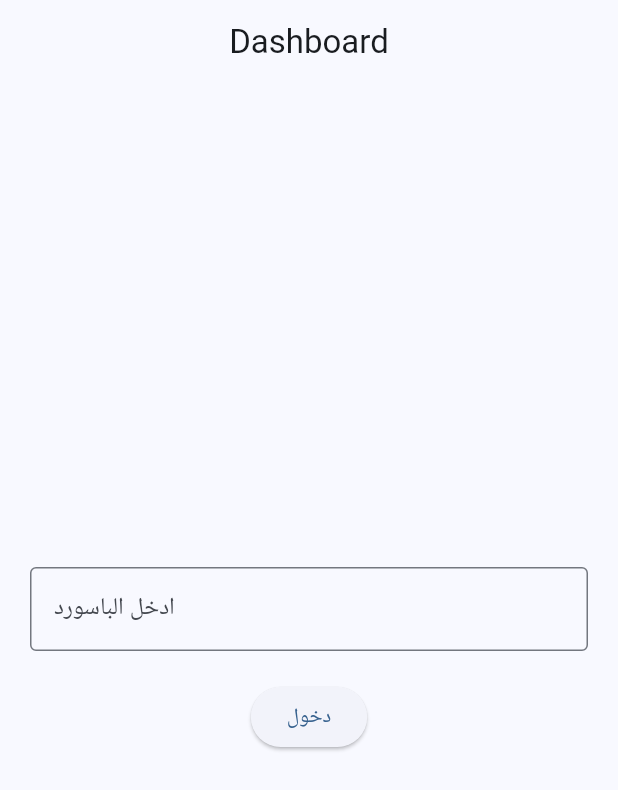
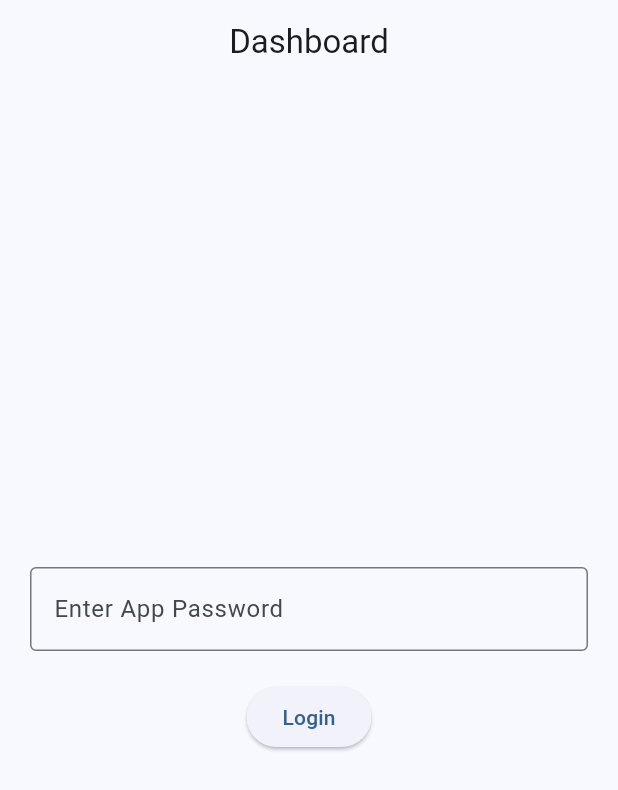
Before and after one commit to iMOD07/Flutter_Alpaca, a Flutter app: the screen it shows after launch, on a phone screen of 412 x 824 dp. Shown: the top 790 px of the screen. Run offline on Flutter 3.47's test engine with Material 3 defaults, Android fonts, the phone set to English and light mode, and no system bars; our stand-ins replace dio, flutter_dotenv.

Commit message:
add password in .env and fix some error

```diff
--- a/lib/main.dart
+++ b/lib/main.dart
@@ -5,14 +5,14 @@ import 'package:flutter_dotenv/flutter_dotenv.dart';
 Future<void> main() async {
   WidgetsFlutterBinding.ensureInitialized();
 
-  // Try loading .env (locally during development)
+  // Load .env (locally during development)
   try {
     await dotenv.load(fileName: ".env");
   } catch (_) {
-    // If there is no .env file or the upload fails, we ignore it — we have a fallback for dart-define
+    // ignore if .env not found
   }
 
-  // First take from dotenv (runtime), if it doesn't exist take from compile-time (fromEnvironment).
+  // Load API keys
   const String defaultKeyId = String.fromEnvironment(
     'ALPACA_KEY_ID',
     defaultValue: 'REPLACE_ME',
@@ -30,8 +30,16 @@ Future<void> main() async {
   final String kAlpacaSecret = dotenv.env['ALPACA_SECRET'] ?? defaultSecret;
   final String kAlpacaBaseUrl = dotenv.env['ALPACA_BASE_URL'] ?? defaultBaseUrl;
 
+  // Load App Password
+  final String appPassword = dotenv.env['APP_PASSWORD'] ?? "1234";
+
   runApp(
-    MyApp(keyId: kAlpacaKeyId, secret: kAlpacaSecret, baseUrl: kAlpacaBaseUrl),
+    MyApp(
+      keyId: kAlpacaKeyId,
+      secret: kAlpacaSecret,
+      baseUrl: kAlpacaBaseUrl,
+      appPassword: appPassword,
+    ),
   );
 }
 
@@ -39,12 +47,14 @@ class MyApp extends StatelessWidget {
   final String keyId;
   final String secret;
   final String baseUrl;
+  final String appPassword;
 
   const MyApp({
     super.key,
     required this.keyId,
     required this.secret,
     required this.baseUrl,
+    required this.appPassword,
   });
 
   @override
@@ -53,7 +63,12 @@ class MyApp extends StatelessWidget {
       title: 'Alpaca Account',
       debugShowCheckedModeBanner: false,
       theme: ThemeData(useMaterial3: true, colorSchemeSeed: Colors.blue),
-      home: LoginScreen(keyId: keyId, secret: secret, baseUrl: baseUrl),
+      home: LoginScreen(
+        keyId: keyId,
+        secret: secret,
+        baseUrl: baseUrl,
+        appPassword: appPassword,
+      ),
     );
   }
 }
--- a/lib/ui/login_screen.dart
+++ b/lib/ui/login_screen.dart
@@ -5,12 +5,14 @@ class LoginScreen extends StatefulWidget {
   final String keyId;
   final String secret;
   final String baseUrl;
+  final String appPassword;
 
   const LoginScreen({
     super.key,
     required this.keyId,
     required this.secret,
     required this.baseUrl,
+    required this.appPassword,
   });
 
   @override
@@ -22,9 +24,7 @@ class _LoginScreenState extends State<LoginScreen> {
   String? _errorMessage;
 
   void _login() {
-    const correctPassword = "1234"; // غيرها باللي تبغاه
-
-    if (_passwordController.text == correctPassword) {
+    if (_passwordController.text == widget.appPassword) {
       Navigator.pushReplacement(
         context,
         MaterialPageRoute(
@@ -37,7 +37,7 @@ class _LoginScreenState extends State<LoginScreen> {
       );
     } else {
       setState(() {
-        _errorMessage = "الباسورد غير صحيح!";
+        _errorMessage = "The password is incorrect, Please try again";
       });
     }
   }
@@ -55,12 +55,12 @@ class _LoginScreenState extends State<LoginScreen> {
               controller: _passwordController,
               obscureText: true,
               decoration: const InputDecoration(
-                labelText: "ادخل الباسورد",
+                labelText: "Enter App Password",
                 border: OutlineInputBorder(),
               ),
             ),
             const SizedBox(height: 20),
-            ElevatedButton(onPressed: _login, child: const Text("دخول")),
+            ElevatedButton(onPressed: _login, child: const Text("Login")),
             if (_errorMessage != null) ...[
               const SizedBox(height: 10),
               Text(_errorMessage!, style: const TextStyle(color: Colors.red)),
```
Also changed, not shown: 1 other file.
